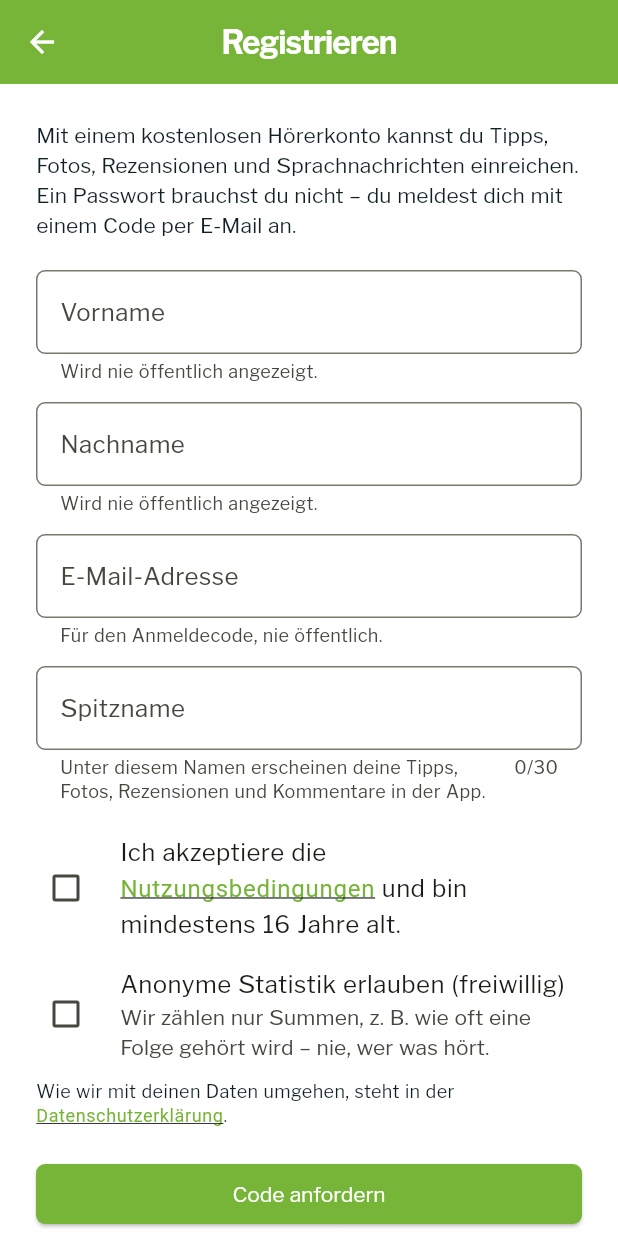
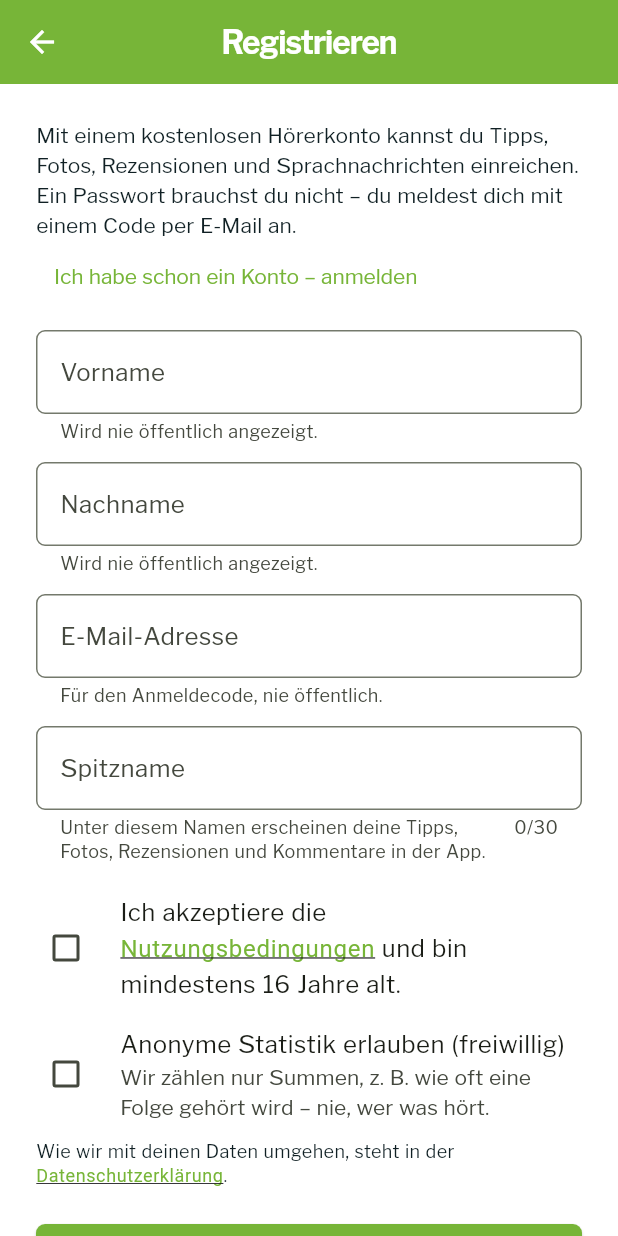
Before and after one commit to Suedsalat/suedsalat-app, a Flutter app: the RegisterScreen screen opened directly, on a phone screen of 412 x 824 dp. Run offline on Flutter 3.47's test engine with Material 3 defaults, Android fonts, the phone set to English and light mode, and no system bars; our stand-ins replace audio_service, audioplayers, chewie, firebase_core, firebase_messaging, flutter_html and 5 more; missing offline and left inert: record; accounts and stored records are empty; network calls fail.

Commit message:
Registrieren: Anmelden-Link oben, Abstand zur Handy-Leiste; Outtakes-Kachel unter Folgen mit richtigem Abstand
Co-Authored-By: Claude Opus 5.5 <noreply@anthropic.com>

```diff
--- a/04-App/lib/screens/account/login_screen.dart
+++ b/04-App/lib/screens/account/login_screen.dart
@@ -76,7 +76,7 @@ class _LoginScreenState extends State<LoginScreen> {
     return Scaffold(
       appBar: AppBar(title: const Text('Anmelden')),
       body: ListView(
-        padding: const EdgeInsets.all(24),
+        padding: EdgeInsets.fromLTRB(24, 24, 24, 24 + MediaQuery.viewPaddingOf(context).bottom),
         children: [
           const Text(
             'Gib die E-Mail-Adresse deines Hörerkontos ein. Wir schicken dir einen Code – ein Passwort gibt es nicht.',
--- a/04-App/lib/screens/account/register_screen.dart
+++ b/04-App/lib/screens/account/register_screen.dart
@@ -106,13 +106,30 @@ class _RegisterScreenState extends State<RegisterScreen> {
       body: Form(
         key: _formKey,
         child: ListView(
-          padding: const EdgeInsets.all(24),
+          padding: EdgeInsets.fromLTRB(24, 24, 24, 24 + MediaQuery.viewPaddingOf(context).bottom),
           children: [
             const Text(
               'Mit einem kostenlosen Hörerkonto kannst du Tipps, Fotos, Rezensionen und Sprachnachrichten '
               'einreichen. Ein Passwort brauchst du nicht – du meldest dich mit einem Code per E-Mail an.',
             ),
-            const SizedBox(height: 20),
+            // Wer schon ein Konto hat, soll nicht erst durchs Formular scrollen (Thorsten 26.09.2026).
+            Align(
+              alignment: Alignment.centerLeft,
+              child: TextButton(
+                onPressed: _busy
+                    ? null
+                    : () async {
+                        final done = await Navigator.of(context).push<bool>(
+                          MaterialPageRoute(builder: (_) => const LoginScreen()),
+                        );
+                        if (done == true && context.mounted) {
+                          Navigator.of(context).pop(true);
+                        }
+                      },
+                child: const Text('Ich habe schon ein Konto – anmelden'),
+              ),
+            ),
+            const SizedBox(height: 12),
             TextFormField(
               controller: _firstName,
               textCapitalization: TextCapitalization.words,
@@ -236,20 +253,6 @@ class _RegisterScreenState extends State<RegisterScreen> {
                     )
                   : const Text('Code anfordern'),
             ),
-            const SizedBox(height: 8),
-            TextButton(
-              onPressed: _busy
-                  ? null
-                  : () async {
-                      final done = await Navigator.of(context).push<bool>(
-                        MaterialPageRoute(builder: (_) => const LoginScreen()),
-                      );
-                      if (done == true && context.mounted) {
-                        Navigator.of(context).pop(true);
-                      }
-                    },
-              child: const Text('Ich habe schon ein Konto – anmelden'),
-            ),
           ],
         ),
       ),
```
Also changed, not shown: 04-App/lib/screens/start/start_screen.dart (+20 -14 lines), 2 other files.
